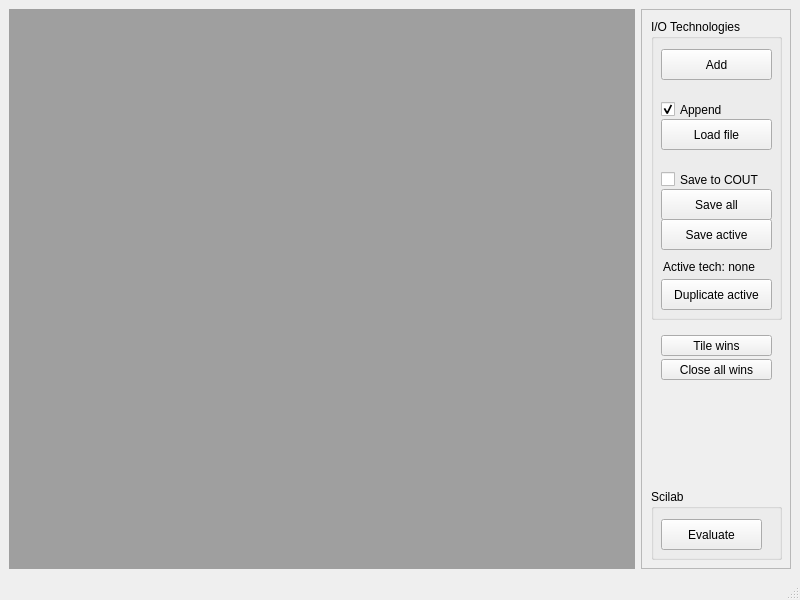
Jackirson/pyttools, file code/pev/experts_gui/ui/mainwindow.ui: the form before one commit.
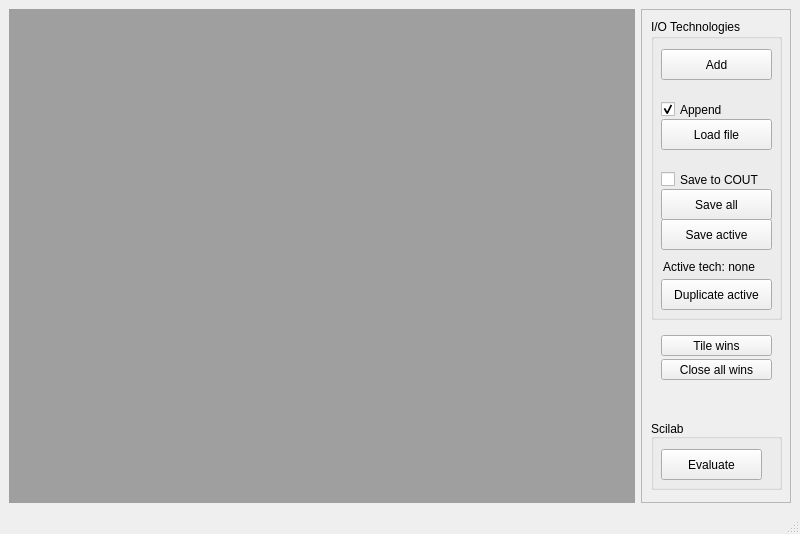
The form after the commit.

```diff
--- a/code/pev/experts_gui/ui/mainwindow.ui
+++ b/code/pev/experts_gui/ui/mainwindow.ui
@@ -7,7 +7,7 @@
     <x>0</x>
     <y>0</y>
     <width>800</width>
-    <height>600</height>
+    <height>534</height>
    </rect>
   </property>
   <property name="windowTitle">
@@ -171,7 +171,7 @@
        <property name="geometry">
         <rect>
          <x>10</x>
-         <y>480</y>
+         <y>410</y>
          <width>131</width>
          <height>71</height>
         </rect>
@@ -179,6 +179,9 @@
        <property name="title">
         <string>Scilab</string>
        </property>
+       <property name="alignment">
+        <set>Qt::AlignBottom|Qt::AlignLeading|Qt::AlignLeft</set>
+       </property>
        <widget class="QPushButton" name="evaluate">
         <property name="geometry">
          <rect>
```
